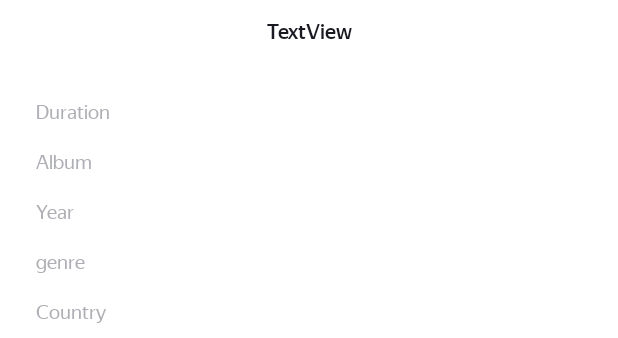
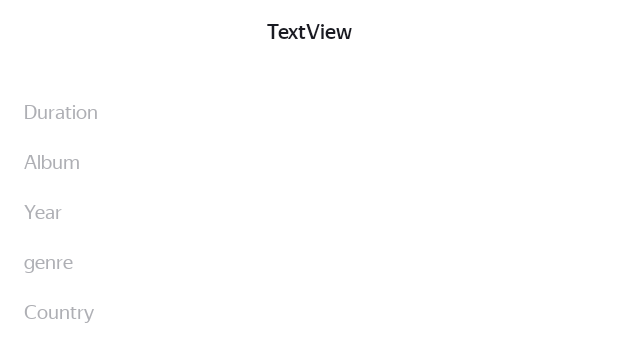
Before and after one commit to JosephPtn/PlaylistMaker, an Android app: the layout activity_player.xml on its own in the app's theme, with its tools: preview values and no code run, on a phone screen of 412 x 824 dp. Shown: the part 895-1233 px from the top of the screen. Run offline under Robolectric (Android 15) with nearby library versions, the phone set to English and light mode, and no system bars.

Commit message:
СПРИНТ 13 commit 4 (16.09.25 09:45)

```diff
--- a/app/build.gradle.kts
+++ b/app/build.gradle.kts
@@ -1,6 +1,7 @@
 plugins {
     alias(libs.plugins.android.application)
     alias(libs.plugins.kotlin.android)
+    id("kotlin-parcelize")
 }
 
 android {
--- a/app/src/main/java/com/saturnnetwork/playlistmaker/Track.kt
+++ b/app/src/main/java/com/saturnnetwork/playlistmaker/Track.kt
@@ -1,7 +1,10 @@
 package com.saturnnetwork.playlistmaker
 
 import com.google.gson.annotations.SerializedName
+import android.os.Parcelable
+import kotlinx.parcelize.Parcelize
 
+@Parcelize
 data class Track (
     var trackName: String,
     var artistName: String,
@@ -12,4 +15,4 @@ data class Track (
     var releaseDate: String,
     var primaryGenreName: String,
     var country: String,
-)
+) : Parcelable
--- a/app/src/main/res/layout/activity_player.xml
+++ b/app/src/main/res/layout/activity_player.xml
@@ -6,9 +6,7 @@
     android:layout_height="match_parent"
     tools:context=".PlayerActivity">
 
-    <androidx.constraintlayout.widget.ConstraintLayout xmlns:android="http://schemas.android.com/apk/res/android"
-        xmlns:app="http://schemas.android.com/apk/res-auto"
-        xmlns:tools="http://schemas.android.com/tools"
+    <androidx.constraintlayout.widget.ConstraintLayout
         android:id="@+id/main"
         android:layout_width="match_parent"
         android:layout_height="wrap_content"
@@ -135,7 +133,7 @@
             style="@style/activity_player_table_text"
             android:layout_width="124dp"
             android:layout_height="wrap_content"
-            android:layout_marginStart="24dp"
+            android:layout_marginStart="16dp"
             android:layout_marginTop="84dp"
             android:text="@string/duration"
             app:layout_constraintStart_toStartOf="parent"
@@ -146,7 +144,7 @@
             style="@style/activity_player_table_text"
             android:layout_width="124dp"
             android:layout_height="wrap_content"
-            android:layout_marginStart="24dp"
+            android:layout_marginStart="16dp"
             android:layout_marginTop="17dp"
             android:text="@string/album"
             app:layout_constraintStart_toStartOf="parent"
@@ -157,7 +155,7 @@
             style="@style/activity_player_table_text"
             android:layout_width="124dp"
             android:layout_height="wrap_content"
-            android:layout_marginStart="24dp"
+            android:layout_marginStart="16dp"
             android:layout_marginTop="17dp"
             android:text="@string/year"
             app:layout_constraintStart_toStartOf="parent"
@@ -168,7 +166,7 @@
             style="@style/activity_player_table_text"
             android:layout_width="124dp"
             android:layout_height="wrap_content"
-            android:layout_marginStart="24dp"
+            android:layout_marginStart="16dp"
             android:layout_marginTop="17dp"
             android:text="@string/genre"
             app:layout_constraintStart_toStartOf="parent"
@@ -179,7 +177,7 @@
             style="@style/activity_player_table_text"
             android:layout_width="124dp"
             android:layout_height="wrap_content"
-            android:layout_marginStart="24dp"
+            android:layout_marginStart="16dp"
             android:layout_marginTop="17dp"
             android:text="@string/country"
             app:layout_constraintStart_toStartOf="parent"
@@ -190,7 +188,7 @@
             style="@style/activity_player_table_value"
             android:layout_width="0dp"
             android:layout_height="wrap_content"
-            android:layout_marginEnd="24dp"
+            android:layout_marginEnd="16dp"
             app:layout_constraintBaseline_toBaselineOf="@+id/trackDuration_text"
             app:layout_constraintEnd_toEndOf="parent"
             app:layout_constraintStart_toEndOf="@+id/trackDuration_text" />
@@ -201,7 +199,7 @@
             android:layout_width="0dp"
             android:layout_height="wrap_content"
             android:layout_marginTop="17dp"
-            android:layout_marginEnd="24dp"
+            android:layout_marginEnd="16dp"
             app:layout_constraintBaseline_toBaselineOf="@+id/trackAlbum_text"
             app:layout_constraintEnd_toEndOf="parent"
             app:layout_constraintStart_toEndOf="@+id/trackAlbum_text"
@@ -213,7 +211,7 @@
             android:layout_width="0dp"
             android:layout_height="wrap_content"
             android:layout_marginTop="17dp"
-            android:layout_marginEnd="24dp"
+            android:layout_marginEnd="16dp"
             app:layout_constraintBaseline_toBaselineOf="@+id/releaseYear_text"
             app:layout_constraintEnd_toEndOf="parent"
             app:layout_constraintStart_toEndOf="@+id/releaseYear_text"
@@ -225,7 +223,7 @@
             android:layout_width="0dp"
             android:layout_height="wrap_content"
             android:layout_marginTop="17dp"
-            android:layout_marginEnd="24dp"
+            android:layout_marginEnd="16dp"
             app:layout_constraintBaseline_toBaselineOf="@+id/trackGenre_text"
             app:layout_constraintEnd_toEndOf="parent"
             app:layout_constraintStart_toEndOf="@+id/trackGenre_text"
@@ -237,7 +235,7 @@
             android:layout_width="0dp"
             android:layout_height="wrap_content"
             android:layout_marginTop="17dp"
-            android:layout_marginEnd="24dp"
+            android:layout_marginEnd="16dp"
             app:layout_constraintBaseline_toBaselineOf="@+id/country_text"
             app:layout_constraintEnd_toEndOf="parent"
             app:layout_constraintStart_toEndOf="@+id/country_text"
--- a/build.gradle.kts
+++ b/build.gradle.kts
@@ -2,4 +2,5 @@
 plugins {
     alias(libs.plugins.android.application) apply false
     alias(libs.plugins.kotlin.android) apply false
+
 }
```
Also changed, not shown: app/src/main/java/com/saturnnetwork/playlistmaker/PlayerActivity.kt (+15 -6 lines), app/src/main/java/com/saturnnetwork/playlistmaker/TrackViewHolder.kt (+3 -7 lines).
